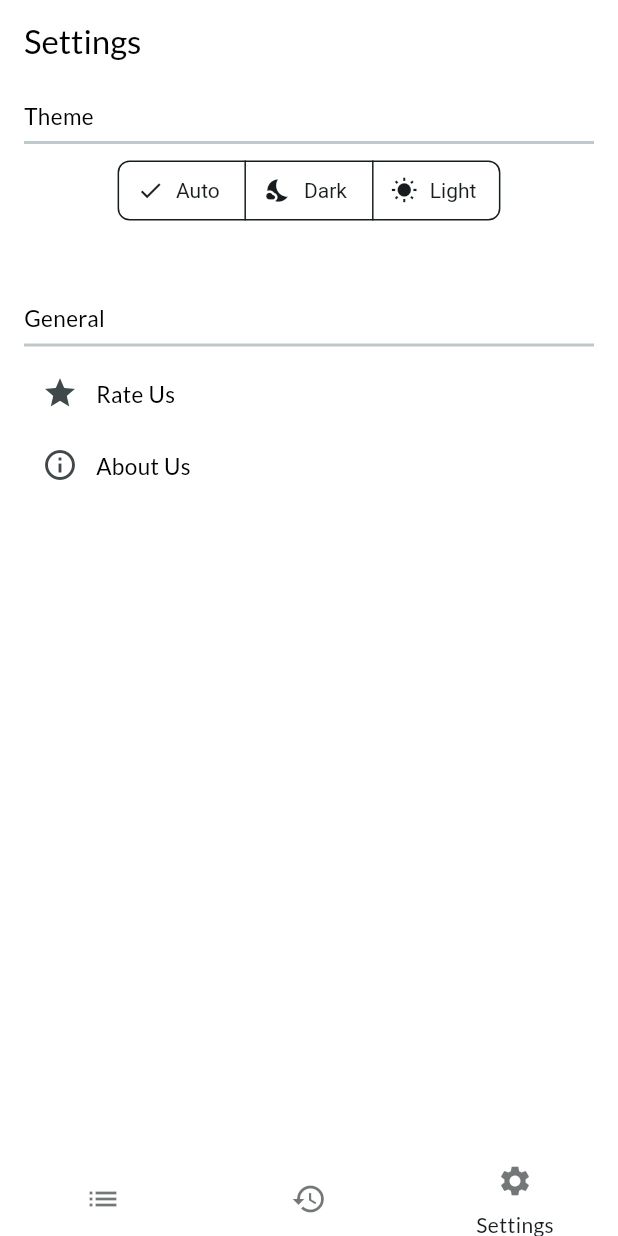
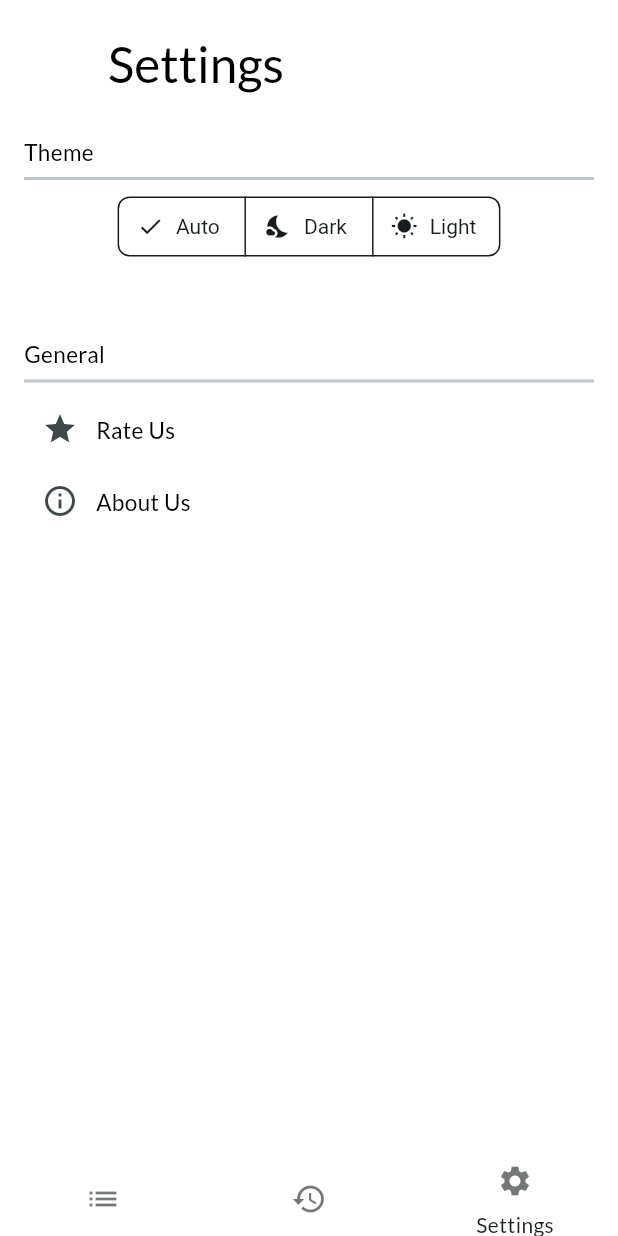
Before and after one commit to lyestarzalt/Dinar-Echange, a Flutter app: the screen it shows after launch, item 3 of the bottom bar chosen, on a phone screen of 412 x 824 dp. Run offline on Flutter 3.47's test engine with Material 3 defaults, Android fonts, the phone set to English and light mode, and no system bars; our stand-ins replace cached_network_image, cloud_firestore, decimal, firebase_auth, firebase_core, fl_chart and 3 more; accounts and stored records are empty; generated files the repository leaves out were written again; network calls fail; statements that could not run were skipped.

Commit message:
UI refactor

```diff
--- a/lib/pages/settings_page.dart
+++ b/lib/pages/settings_page.dart
@@ -5,7 +5,7 @@ enum ThemeOption { auto, dark, light }
 class SettingsPage extends StatefulWidget {
   final Function(ThemeOption) onThemeChanged;
 
-  const SettingsPage({super.key, required this.onThemeChanged});
+  const SettingsPage({Key? key, required this.onThemeChanged});
 
   @override
   SettingsPageState createState() => SettingsPageState();
@@ -17,10 +17,19 @@ class SettingsPageState extends State<SettingsPage> {
   @override
   Widget build(BuildContext context) {
     return Scaffold(
-      appBar: AppBar(
-        title: const Text('Settings'),
+      body: CustomScrollView(
+        slivers: [
+          const SliverAppBar(
+            expandedHeight: 80.0,
+            floating: false,
+            pinned: true,
+            actions: [],
+            flexibleSpace: FlexibleSpaceBar(
+              title: Text('Settings'),
             ),
-      body: Padding(
+          ),
+          SliverToBoxAdapter(
+            child: Padding(
               padding: const EdgeInsets.symmetric(horizontal: 16.0),
               child: Column(
                 crossAxisAlignment: CrossAxisAlignment.start,
@@ -73,6 +82,9 @@ class SettingsPageState extends State<SettingsPage> {
                 ],
               ),
             ),
+          ),
+        ],
+      ),
     );
   }
 
@@ -104,8 +116,8 @@ class SettingsPageState extends State<SettingsPage> {
         return AlertDialog(
           title: const Text('About Dinar Watch'),
           content: const SingleChildScrollView(
-            child:  ListBody(
-              children:  <Widget>[
+            child: ListBody(
+              children: <Widget>[
                 Text(
                     'Dinar Watch offers real-time insights into the Algerian Dinar, focusing on the vibrant exchange landscape of Port Said in Algiers. Our platform provides a comprehensive view of currency fluctuations, aiding you in staying informed.'),
                 SizedBox(height: 16),
```
Also changed, not shown: lib/pages/history_page.dart (+4 -21 lines), lib/widgets/history/currency_menu.dart (+48 -13 lines). Lines whose indentation alone changed are shown as unchanged.
